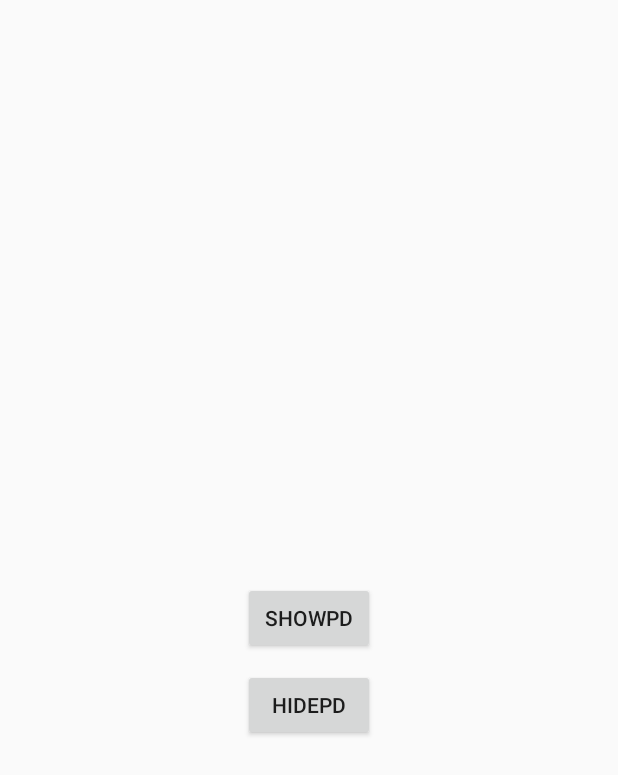
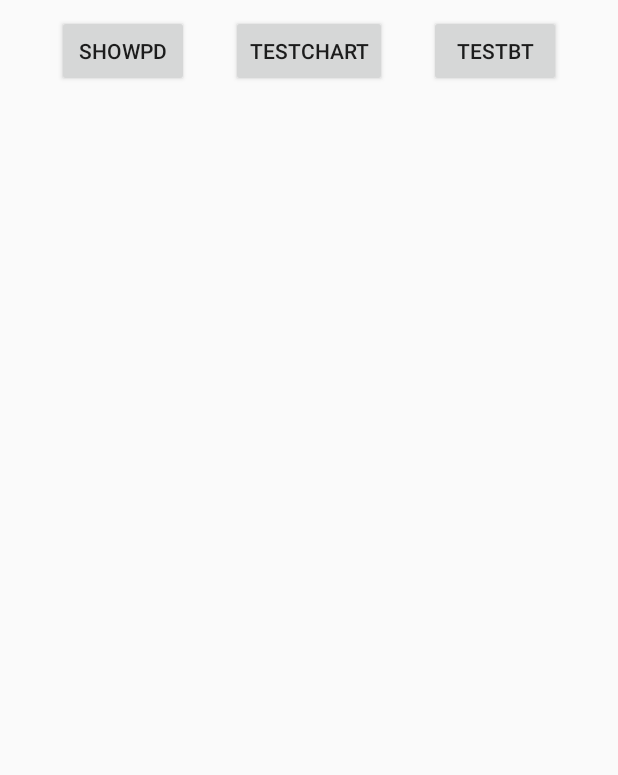
Before and after one commit to lyx0206331/CHWSP00, an Android app: the layout activity_main.xml on its own in the app's theme, with its tools: preview values and no code run, on a phone screen of 412 x 824 dp. Shown: the top 775 px of the screen. Run offline under Robolectric (Android 15) with nearby library versions, the phone set to English and light mode, and no system bars.

Commit message:
修正部分工具类，增加新界面

```diff
--- a/CommonLib/build.gradle
+++ b/CommonLib/build.gradle
@@ -33,8 +33,8 @@ dependencies {
     implementation rootProject.ext.dependencies.androidXAppcompat
     implementation rootProject.ext.dependencies.androidXConstraintLayout
     implementation rootProject.ext.dependencies.androidXCore
-    testApi rootProject.ext.dependencies.androidXExtJUnit
-    androidTestApi rootProject.ext.dependencies.androidXTestRunner
-    androidTestApi rootProject.ext.dependencies.androidXTextEspressoCore
+    testImplementation rootProject.ext.dependencies.androidXExtJUnit
+    androidTestImplementation rootProject.ext.dependencies.androidXTestRunner
+    androidTestImplementation rootProject.ext.dependencies.androidXTextEspressoCore
 
 }
--- a/CommonLib/src/main/java/com/chwishay/commonlib/baseComp/BaseAct.kt
+++ b/CommonLib/src/main/java/com/chwishay/commonlib/baseComp/BaseAct.kt
@@ -8,7 +8,7 @@ import androidx.appcompat.app.AppCompatActivity
  * Create time:20-8-3 上午10:28
  * Description:
  **/
-open abstract class BaseAct: AppCompatActivity() {
+abstract class BaseAct : AppCompatActivity() {
 
     companion object {
         val TAG = this.javaClass.canonicalName
--- a/CommonLib/src/main/java/com/chwishay/commonlib/tools/CommUtil.kt
+++ b/CommonLib/src/main/java/com/chwishay/commonlib/tools/CommUtil.kt
@@ -63,13 +63,13 @@ object CommUtil {
 
     @JvmOverloads
     @JvmStatic
-    fun toastShort(@NotNull context: Context, msg: String) {
+    fun toastShort(@NotNull context: Context, msg: String = "") {
         Toast.makeText(context, msg, Toast.LENGTH_SHORT).show()
     }
 
     @JvmOverloads
     @JvmStatic
-    fun toastLong(@NotNull context: Context, msg: String) {
+    fun toastLong(@NotNull context: Context, msg: String = "") {
         Toast.makeText(context, msg, Toast.LENGTH_LONG).show()
     }
 }
--- a/app/src/main/AndroidManifest.xml
+++ b/app/src/main/AndroidManifest.xml
@@ -10,7 +10,6 @@
     <uses-permission android:name="android.permission.READ_EXTERNAL_STORAGE" />
     <uses-permission android:name="android.permission.ACCESS_COARSE_LOCATION" />
     <uses-permission android:name="android.permission.ACCESS_FINE_LOCATION" />
-
     <uses-permission android:name="android.permission.BLUETOOTH" />
     <uses-permission android:name="android.permission.BLUETOOTH_ADMIN" />
 
@@ -22,7 +21,9 @@
         android:roundIcon="@mipmap/ic_launcher_round"
         android:supportsRtl="true"
         android:theme="@style/AppTheme">
-        <activity android:name=".activity.ChartActivity"></activity>
+        <activity android:name=".activity.LineChartActivity"></activity>
+        <activity android:name=".activity.BtTestActivity" />
+        <activity android:name=".activity.ChartActivity" />
         <activity android:name=".activity.MainActivity">
             <intent-filter>
                 <action android:name="android.intent.action.MAIN" />
--- a/app/src/main/res/layout/activity_main.xml
+++ b/app/src/main/res/layout/activity_main.xml
@@ -4,25 +4,42 @@
     xmlns:tools="http://schemas.android.com/tools"
     android:layout_width="match_parent"
     android:layout_height="match_parent"
+    android:padding="10dp"
     tools:context=".activity.MainActivity">
+
+    <androidx.constraintlayout.widget.Guideline
+        android:id="@+id/guideline"
+        android:layout_width="wrap_content"
+        android:layout_height="wrap_content"
+        android:orientation="vertical"
+        app:layout_constraintGuide_percent="0.5" />
 
     <Button
         android:id="@+id/btnShowPD"
         android:layout_width="wrap_content"
         android:layout_height="wrap_content"
         android:text="showPD"
-        app:layout_constraintBottom_toBottomOf="parent"
         app:layout_constraintLeft_toLeftOf="parent"
-        app:layout_constraintRight_toRightOf="parent"
+        app:layout_constraintTop_toTopOf="parent"
+        app:layout_constraintRight_toLeftOf="@+id/btnTestChart"
+        app:layout_constraintHorizontal_chainStyle="spread" />
+
+    <Button
+        android:id="@+id/btnTestChart"
+        android:layout_width="wrap_content"
+        android:layout_height="wrap_content"
+        android:text="testChart"
+        app:layout_constraintLeft_toRightOf="@id/btnShowPD"
+        app:layout_constraintRight_toLeftOf="@+id/btnTestBt"
         app:layout_constraintTop_toTopOf="parent" />
 
     <Button
-        android:id="@+id/btnHidePD"
+        android:id="@+id/btnTestBt"
         android:layout_width="wrap_content"
         android:layout_height="wrap_content"
-        android:text="hidePD"
-        android:layout_marginTop="10dp"
-        app:layout_constraintTop_toBottomOf="@id/btnShowPD"
-        app:layout_constraintLeft_toLeftOf="@id/btnShowPD"/>
+        android:text="testBt"
+        app:layout_constraintTop_toTopOf="parent"
+        app:layout_constraintRight_toRightOf="parent"
+        app:layout_constraintLeft_toRightOf="@id/btnTestChart" />
 
 </androidx.constraintlayout.widget.ConstraintLayout>
--- a/config.gradle
+++ b/config.gradle
@@ -21,7 +21,7 @@ ext {
     def X_CORE_VERSION = "1.2.0"
     def X_APPCOMPAT_VERSION = "1.1.0"
     def X_CONSTRAINT_LAYOUT_VERSION = "1.1.3"
-    def X_RECYCLERVIEW_VERSION = "1.0.0"
+    def X_RECYCLERVIEW_VERSION = "1.1.0"
     def X_MATERIAL_VERSION = "1.0.0"
     def X_LEGACY_SUPPORT_V4_VERSION = "1.0.0"
     def X_LEGACY_SUPPORT_V13_VERSION = "1.0.0"
@@ -41,7 +41,7 @@ ext {
     def X_ANNOTATION_VERSION = "1.0.0"
     def X_FRAGMENT_VERSION = "1.2.1"
     def X_MEDIA_VERSION = "1.0.2"
-    def X_SWIPEREFRESH_LAYOUT_VERSION = "1.0.0"
+    def X_SWIPEREFRESH_LAYOUT_VERSION = "1.1.0"
     def X_VIEW_PAGER_VERSION = "1.0.0"
     def X_WEBKIT_VERSION = "1.1.0"
 
```
Also changed, not shown: BTLib/build.gradle (+11 -10 lines), BTLib/src/main/java/com/chwishay/btlib/BTConnectUtil.kt (+25 -3 lines), CommonLib/src/main/java/com/chwishay/commonlib/tools/PermissionUtil.kt (+78 -31 lines), app/build.gradle (+13 -5 lines), app/src/main/java/com/chwishay/chwsp00/activity/BtTestActivity.kt (added, +29 -0 lines), app/src/main/java/com/chwishay/chwsp00/activity/LineChartActivity.kt (added, +29 -0 lines), app/src/main/java/com/chwishay/chwsp00/activity/MainActivity.kt (+36 -5 lines), app/src/main/java/com/chwishay/chwsp00/utils/Constants.kt (added, +24 -0 lines), app/src/main/res/layout/activity_bt_test.xml (added, +28 -0 lines), app/src/main/res/layout/activity_line_chart.xml (added, +8 -0 lines), 3 other files.
